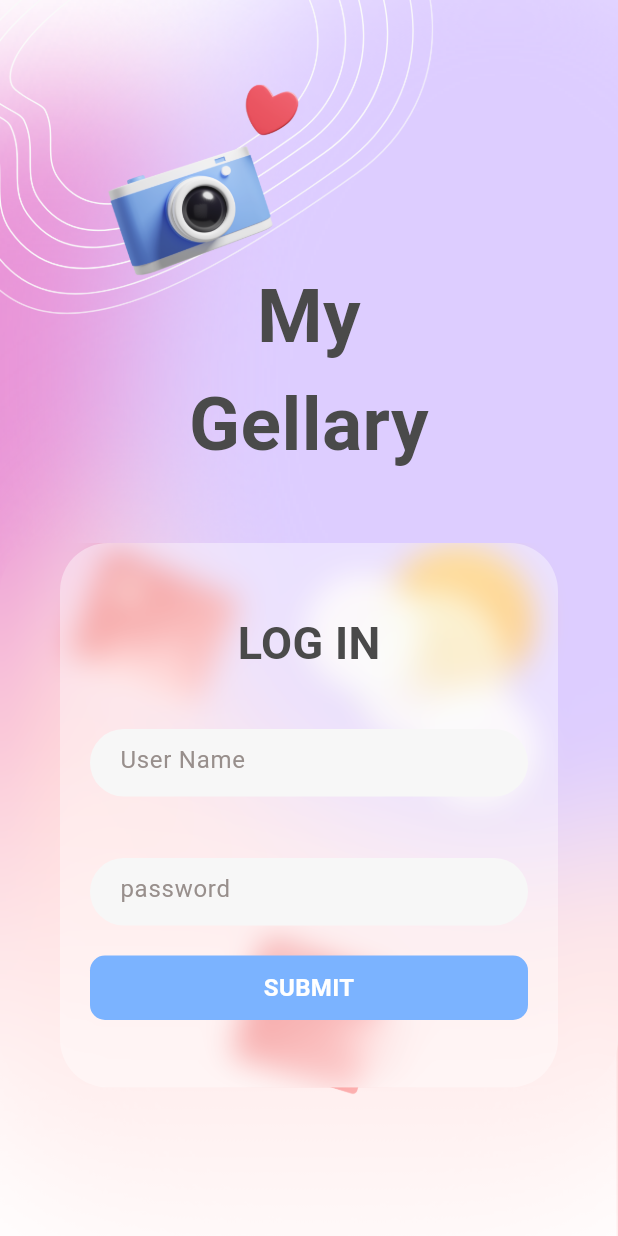
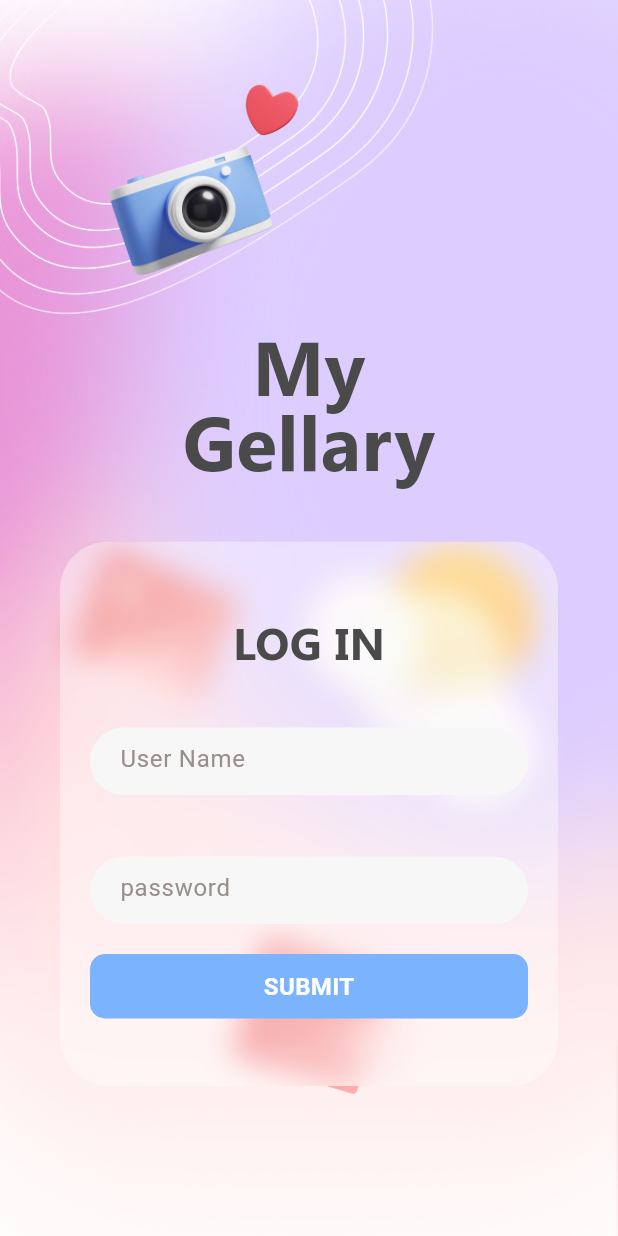
Before and after one commit to ahmedyaser12/simple_app, a Flutter app: the screen it shows after launch, on a phone screen of 412 x 824 dp. Run offline on Flutter 3.47's test engine with Material 3 defaults, Android fonts, the light colour scheme and no system bars; our stand-ins replace dio, flutter_bloc, get_it, pretty_dio_logger, shared_preferences.

Commit message:
added fonts

```diff
--- a/lib/core/utils/styles.dart
+++ b/lib/core/utils/styles.dart
@@ -4,12 +4,16 @@ import 'colors.dart';
 
 class TextStyles {
   static TextStyle font50GreyBold = TextStyle(
+textBaseline:   TextBaseline.alphabetic,
     fontSize: 50,
+    height: 1,
     fontWeight: FontWeight.bold,
+    fontFamily: 'Segoe UI',
     color: AppColors.greyColor,
   );
   static TextStyle font30GreyBold = TextStyle(
     fontSize: 30,
+    fontFamily: 'Segoe UI',
     fontWeight: FontWeight.bold,
     color: AppColors.greyColor,
   );
--- a/lib/screens/login_screen/ui/login_screen.dart
+++ b/lib/screens/login_screen/ui/login_screen.dart
@@ -41,7 +41,7 @@ class LoginView extends StatelessWidget {
               mainAxisAlignment: MainAxisAlignment.center,
               children: [
                 Padding(
-                  padding: const EdgeInsets.only(top: 175, bottom: 43),
+                  padding: const EdgeInsets.only(top: 218, bottom: 43),
                   child: Text(
                     'My \nGellary',
                     style: TextStyles.font50GreyBold,
```
Also changed, not shown: pubspec.yaml (+9 -11 lines), fonts/segoe/Segoe UI Bold Italic.ttf (added), fonts/segoe/Segoe UI Bold.ttf (added), fonts/segoe/Segoe UI Italic.ttf (added), fonts/segoe/Segoe UI.ttf (added).
